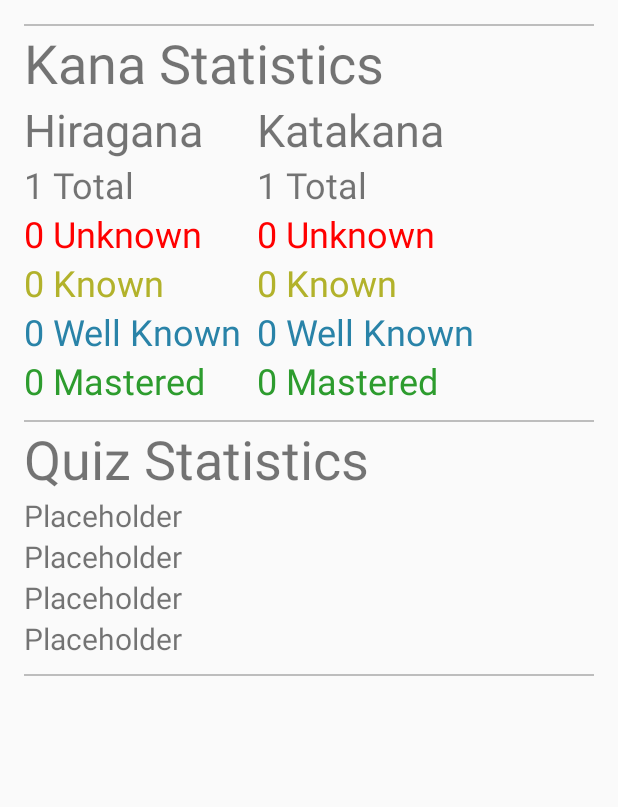
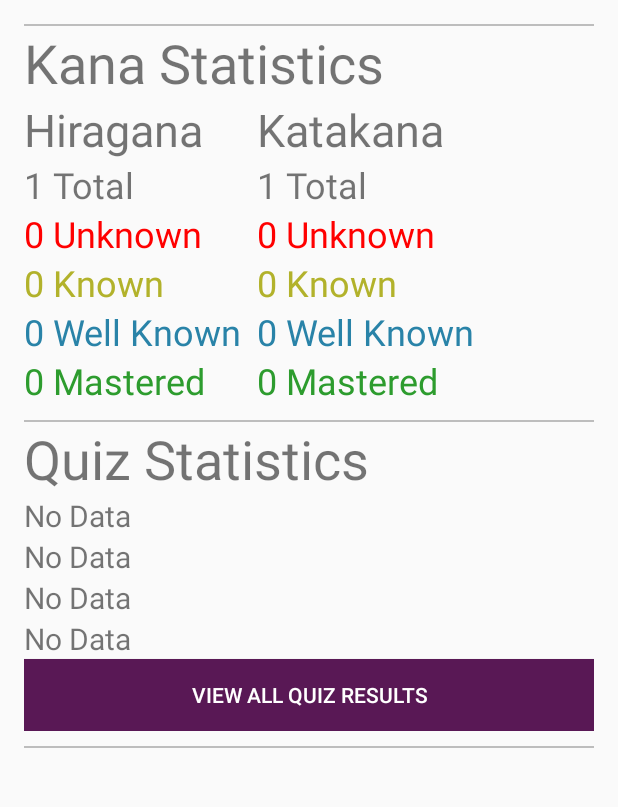
Before and after one commit to tarkenfire/KanaGT, an Android app: the fragment StatsFragment placed in its activity, on a phone screen of 412 x 824 dp, the part 84-891 px from its top. Run offline under Robolectric (Android 15) with nearby library versions, the phone set to English and light mode, and no system bars; libraries missing offline, so code that uses them is left out: com.nostra13.universalimageloader, com.readystatesoftware.sqliteasset; 21 statements that could not run were skipped.

Commit message:
More stat changes.

```diff
--- a/app/src/main/java/com/hinodesoftworks/kanagt/MainActivity.java
+++ b/app/src/main/java/com/hinodesoftworks/kanagt/MainActivity.java
@@ -4,6 +4,7 @@ import android.app.Fragment;
 import android.app.FragmentManager;
 import android.content.Intent;
 import android.database.Cursor;
+import android.database.DatabaseUtils;
 import android.graphics.Color;
 import android.support.v4.widget.DrawerLayout;
 import android.support.v7.app.ActionBarActivity;
@@ -13,6 +14,7 @@ import android.support.v7.widget.Toolbar;
 import android.view.Menu;
 import android.view.MenuItem;
 import android.view.View;
+import android.widget.Toast;
 
 import com.hinodesoftworks.kanagt.util.DatabaseManager;
 import com.hinodesoftworks.kanagt.util.NavMenuListAdapter;
@@ -64,6 +66,14 @@ public class MainActivity extends ActionBarActivity implements
 
         HomeFragment testFrag = new HomeFragment();
         changeViewFragment(testFrag);
+
+        try {
+            Cursor test = mDatabaseManager.getQuestionSet("hiragana", 5, 1, 2);
+            Toast.makeText(this, DatabaseUtils.dumpCursorToString(test), Toast.LENGTH_LONG).show();
+        }
+        catch(Exception e){
+            Toast.makeText(this, e.getMessage(), Toast.LENGTH_LONG).show();
+        }
     }
 
     @Override
@@ -252,6 +262,8 @@ public class MainActivity extends ActionBarActivity implements
         Cursor hira = mDatabaseManager.getCharacterStats("hiragana");
         Cursor kata = mDatabaseManager.getCharacterStats("katakana");
 
-        sender.updateStats(hira, kata, null);
+        Cursor quiz = mDatabaseManager.getAllQuizResults();
+
+        sender.updateStats(hira, kata, quiz);
     }
 }
--- a/app/src/main/java/com/hinodesoftworks/kanagt/util/DatabaseManager.java
+++ b/app/src/main/java/com/hinodesoftworks/kanagt/util/DatabaseManager.java
@@ -84,6 +84,25 @@ public class DatabaseManager extends SQLiteAssetHelper {
         qb.setTables(table);
         String[] projection = {"character", "roman"};
         Cursor c = qb.query(db,projection, null, null, null, null, "Random()", "" + numberOfQuestions);
+        c.moveToFirst();
+        db.close();
+
+        return c;
+    }
+
+    public Cursor getQuestionSet(String table, int numberOfQuestions, int classMin, int classMax){
+        SQLiteDatabase db = getReadableDatabase();
+        SQLiteQueryBuilder qb = new SQLiteQueryBuilder();
+
+        qb.setTables(table);
+        String[] projection = {"character", "roman"};
+
+
+
+        Cursor c = qb.query(db,projection, "rowid>=" + classMin + " AND rowid<=" + classMax,
+                                null, null, null, "Random()", "" + numberOfQuestions);
+
+
         c.moveToFirst();
         db.close();
 
--- a/app/src/main/res/layout/fragment_stats.xml
+++ b/app/src/main/res/layout/fragment_stats.xml
@@ -164,7 +164,7 @@
                 android:layout_below="@id/main_quiz_title">
 
                 <TextView
-                    android:id="@+id/main_quiz_total_quizzes"
+                    android:id="@+id/main_quiz_average_score"
                     android:layout_width="wrap_content"
                     android:layout_height="wrap_content"
                     android:textSize="20sp"
@@ -178,19 +178,29 @@
                     android:text="@string/placeholder_generic"/>
 
                 <TextView
-                    android:id="@+id/main_quiz_low_score"
+                    android:id="@+id/main_quiz_average_time"
                     android:layout_width="wrap_content"
                     android:layout_height="wrap_content"
                     android:textSize="20sp"
                     android:text="@string/placeholder_generic"/>
 
                 <TextView
-                    android:id="@+id/main_quiz_average_score"
+                    android:id="@+id/main_quiz_lowest_time"
                     android:layout_width="wrap_content"
                     android:layout_height="wrap_content"
                     android:textSize="20sp"
                     android:text="@string/placeholder_generic"/>
             </LinearLayout>
+
+            <Button
+                android:id="@+id/main_quiz_show_button"
+                android:layout_below="@id/main_quiz_stat_container"
+                android:layout_width="match_parent"
+                android:layout_height="wrap_content"
+                android:background="@drawable/nav_button_selector"
+                android:textColor="#FFF"
+                android:text="@string/button_stats_view_quizzes"
+                />
         </RelativeLayout>
     </LinearLayout>
 
--- a/app/src/main/res/values/strings.xml
+++ b/app/src/main/res/values/strings.xml
@@ -15,13 +15,14 @@
     <string name="button_welcome_kata_list">View Katakana List</string>
     <string name="button_welcome_kata_chart">View Katakana Chart</string>
     <string name="button_welcome_kata_quiz">Take a Practice Quiz</string>
+    <string name="button_stats_view_quizzes">View All Quiz Results</string>
 
     <string name="descriptor_kana_diagram">Stroke Diagram</string>
 
     <string name="lore_hiragana">Hiragana developed from man\'yōgana, Chinese characters used for their pronunciations, a practice which started in the 5th century. When they were first developed, hiragana were not accepted by everyone. The educated or elites preferred to use only the kanji system.\n\nHistorically, in Japan, the regular script (kaisho) form of the characters was used by men and called otokode (男手), "men's writing", while the cursive script (sōsho) form of the kanji was used by women. Hence hiragana first gained popularity among women, who were generally not allowed access to the same levels of education as men.\n\nIn modern times, the usage of hiragana has become mixed with katakana writing.</string>
     <string name="lore_katakana">Katakana was developed in the 9th century (during the early Heian period) by Buddhist monks by taking parts of man\'yōgana characters as a form of shorthand, hence this kana is so-called kata (片, ‘partial, fragmented’). Early on, katakana was almost exclusively used by men for official text and text imported from China. For example, ka (カ) comes from the left side of ka (加, literally ‘increase’, but the original meaning is no longer applicable to kana).\n\nKatakana is now relegated to special uses such as recently borrowed words (i.e., since the 19th century), names in transliteration, the names of animals, in telegrams, and for emphasis.</string>
 
-    <string name="placeholder_generic">Placeholder</string>
+    <string name="placeholder_generic">No Data</string>
 
     <string name="stat_total">96 Total</string>
     <string name="stat_unknown">96 Unknown</string>
```
Also changed, not shown: app/src/main/java/com/hinodesoftworks/kanagt/StatsFragment.java (+112 -1 lines).
